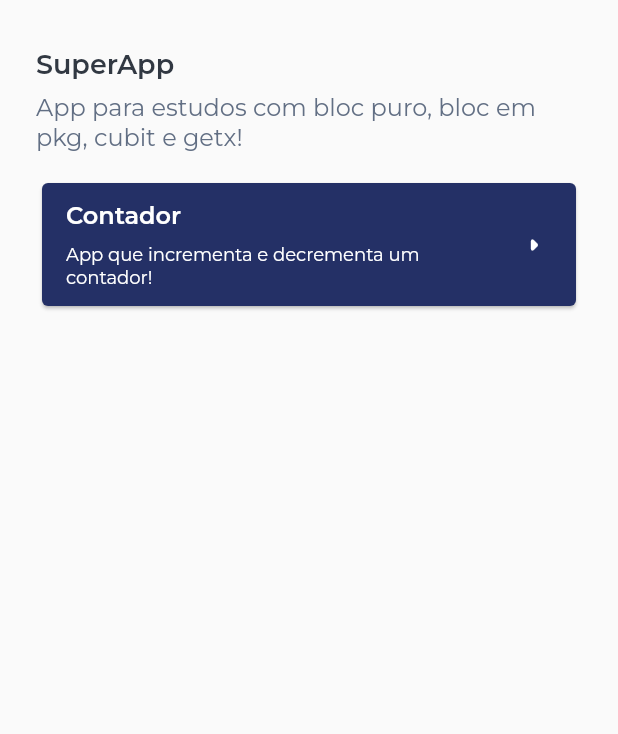
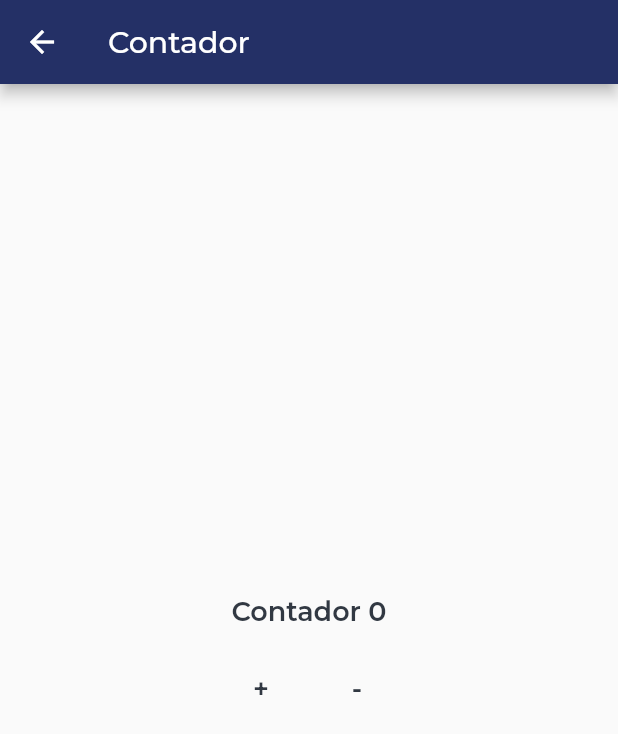
Before and after one commit to ViniciusPii/study-superapp-bloc-cubit, a Flutter app: the screen it shows after launch, after a tap on "Contador", on a phone screen of 412 x 824 dp. Shown: the top 734 px of the screen. Run offline on Flutter 3.47's test engine with Material 2 defaults, Android fonts, the phone set to English and light mode, and no system bars; our stand-ins replace get_it, google_fonts.

Commit message:
Counter com bloc puro

```diff
--- a/lib/main.dart
+++ b/lib/main.dart
@@ -1,6 +1,8 @@
 import 'package:flutter/material.dart';
 import 'package:superapp/src/app.dart';
+import 'package:superapp/src/injection.dart';
 
 void main() {
+  injection();
   runApp(const App());
 }
--- /dev/null
+++ b/lib/src/injection.dart
@@ -0,0 +1,9 @@
+import 'package:get_it/get_it.dart';
+import 'package:superapp/src/modules/counter/bloc/counter_bloc.dart';
+
+injection() {
+  final getIt = GetIt.I;
+
+  //controllers
+  getIt.registerFactory(() => CounterBloc());
+}
--- /dev/null
+++ b/lib/src/modules/counter/bloc/counter_bloc.dart
@@ -0,0 +1,47 @@
+import 'dart:async';
+
+part 'counter_event.dart';
+part 'counter_state.dart';
+
+class CounterBloc {
+  CounterBloc() {
+    _counterControllerEvent.stream.listen(_mapEvent);
+  }
+
+  final _counterControllerEvent = StreamController<CounterEvent>();
+  final _counterControllerState = StreamController<CounterState>.broadcast();
+
+  Sink<CounterEvent> get counterEvent => _counterControllerEvent.sink;
+  Stream<CounterState> get counterStateStream => _counterControllerState.stream;
+
+  int _counter = 0;
+
+  _mapEvent(CounterEvent event) async {
+    _counterControllerState.add(CounterLoading(counter: _counter));
+
+    await Future.delayed(const Duration(milliseconds: 800));
+
+    if (event is CounterIncrement) {
+      _increment();
+    } else if (event is CounterDecrement) {
+      _decrement();
+    }
+
+    _counterControllerState.add(CounterSuccess(counter: _counter));
+  }
+
+  _increment() {
+    _counter++;
+  }
+
+  _decrement() {
+    if (_counter > 0) {
+      _counter--;
+    }
+  }
+
+  void dispose() {
+    _counterControllerEvent.close();
+    _counterControllerState.close();
+  }
+}
--- /dev/null
+++ b/lib/src/modules/counter/bloc/counter_event.dart
@@ -0,0 +1,7 @@
+part of 'counter_bloc.dart';
+
+abstract class CounterEvent {}
+
+class CounterIncrement extends CounterEvent {}
+
+class CounterDecrement extends CounterEvent {}
--- /dev/null
+++ b/lib/src/modules/counter/bloc/counter_state.dart
@@ -0,0 +1,29 @@
+part of 'counter_bloc.dart';
+
+abstract class CounterState {
+  CounterState({
+    required this.counter,
+  });
+
+  final int counter;
+}
+
+class CounterInitial extends CounterState {
+  CounterInitial() : super(counter: 0);
+}
+
+class CounterLoading extends CounterState {
+  CounterLoading({required int counter}) : super(counter: counter);
+}
+
+class CounterSuccess extends CounterState {
+  CounterSuccess({required int counter}) : super(counter: counter);
+}
+
+class CounterError extends CounterState {
+  CounterError({
+    required this.message,
+  }) : super(counter: 0);
+
+  final String message;
+}
--- /dev/null
+++ b/lib/src/modules/counter/counter_page.dart
@@ -0,0 +1,99 @@
+import 'package:flutter/material.dart';
+import 'package:get_it/get_it.dart';
+import 'package:superapp/src/core/theme/app_dimension.dart';
+import 'package:superapp/src/core/theme/app_fonts.dart';
+import 'package:superapp/src/core/utils/utils.dart';
+import 'package:superapp/src/modules/counter/bloc/counter_bloc.dart';
+
+class CounterPage extends StatefulWidget {
+  const CounterPage({Key? key}) : super(key: key);
+
+  @override
+  State<CounterPage> createState() => _CounterPageState();
+}
+
+class _CounterPageState extends State<CounterPage> {
+  late final CounterBloc bloc;
+
+  @override
+  void initState() {
+    bloc = GetIt.I();
+    super.initState();
+  }
+
+  @override
+  void dispose() {
+    bloc.dispose();
+    super.dispose();
+  }
+
+  @override
+  Widget build(BuildContext context) {
+    final color = Utils.getColor(context);
+
+    return Scaffold(
+      appBar: AppBar(
+        backgroundColor: color,
+        title: const Text('Contador'),
+      ),
+      body: Center(
+        child: Column(
+          mainAxisAlignment: MainAxisAlignment.center,
+          children: [
+            _buildCounter(),
+            const SizedBox(
+              height: AppDimension.size_2,
+            ),
+            _buildButtons(color),
+          ],
+        ),
+      ),
+    );
+  }
+
+  Widget _buildCounter() {
+    return StreamBuilder<CounterState>(
+      stream: bloc.counterStateStream,
+      initialData: CounterInitial(),
+      builder: (context, snapshot) {
+        return Text(
+          'Contador ${snapshot.data!.counter}',
+          style: AppFonts.titleLarge(),
+        );
+      },
+    );
+  }
+
+  Widget _buildButtons(Color color) {
+    return StreamBuilder<CounterState>(
+      stream: bloc.counterStateStream,
+      builder: (context, snapshot) {
+        return Visibility(
+          visible: snapshot.data is CounterLoading,
+          replacement: Row(
+            mainAxisAlignment: MainAxisAlignment.center,
+            children: [
+              TextButton(
+                onPressed: () => bloc.counterEvent.add(CounterIncrement()),
+                child: Text(
+                  '+',
+                  style: AppFonts.titleLarge(),
+                ),
+              ),
+              TextButton(
+                onPressed: () => bloc.counterEvent.add(CounterDecrement()),
+                child: Text(
+                  '-',
+                  style: AppFonts.titleLarge(),
+                ),
+              ),
+            ],
+          ),
+          child: CircularProgressIndicator(
+            color: color,
+          ),
+        );
+      },
+    );
+  }
+}
--- a/lib/src/modules/home/home_page.dart
+++ b/lib/src/modules/home/home_page.dart
@@ -5,6 +5,7 @@ import 'package:superapp/src/core/theme/app_colors.dart';
 import 'package:superapp/src/core/theme/app_dimension.dart';
 import 'package:superapp/src/core/theme/app_extension.dart';
 import 'package:superapp/src/core/theme/app_fonts.dart';
+import 'package:superapp/src/routes/routes.dart';
 
 class HomePage extends StatelessWidget {
   const HomePage({Key? key}) : super(key: key);
@@ -25,21 +26,28 @@ class HomePage extends StatelessWidget {
                 const SizedBox(
                   height: AppDimension.size_2,
                 ),
-                Column(
-                  children: [
-                    CardComponent(
-                      func: () {},
-                      title: 'Contador',
-                      color: AppColors.blue800,
-                      description: 'App que incrementa e decrementa um contador!',
-                    )
-                  ],
-                )
+                _buildCards(context),
               ],
             ),
           ),
         ),
       ),
+    );
+  }
+
+  Widget _buildCards(BuildContext context) {
+    return Column(
+      children: [
+        CardComponent(
+          title: 'Contador',
+          color: AppColors.blue800,
+          description: 'App que incrementa e decrementa um contador!',
+          func: () => Navigator.of(context).pushNamed(
+            Routes.counter,
+            arguments: AppColors.blue800,
+          ),
+        )
+      ],
     );
   }
 
--- a/lib/src/routes/routes.dart
+++ b/lib/src/routes/routes.dart
@@ -1,9 +1,12 @@
+import 'package:superapp/src/modules/counter/counter_page.dart';
 import 'package:superapp/src/modules/home/home_page.dart';
 
 class Routes {
   static const String home = '/';
+  static const String counter = '/counter';
 
   final routes = {
     home: (context) => const HomePage(),
+    counter: (context) => const CounterPage(),
   };
 }
--- a/pubspec.yaml
+++ b/pubspec.yaml
@@ -35,6 +35,7 @@ dependencies:
   # Use with the CupertinoIcons class for iOS style icons.
   cupertino_icons: ^1.0.2
   google_fonts: ^3.0.1
+  get_it: ^7.2.0
 
 dev_dependencies:
   flutter_test:
```
Also changed, not shown: pubspec.lock.
